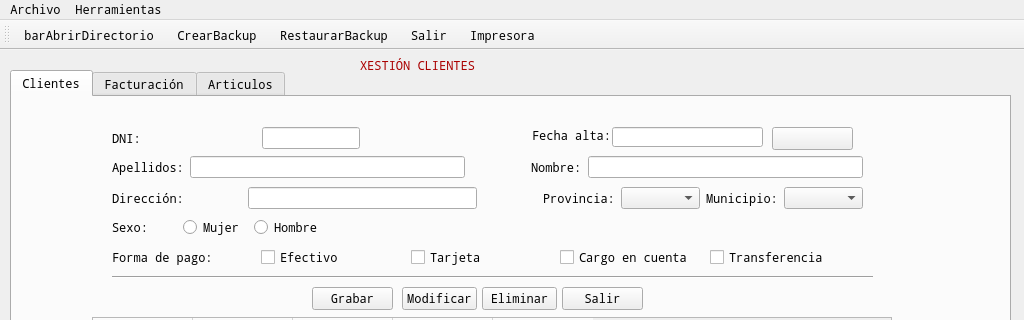
The window that window.ui (rulonunhez/nunezsantos) describes before a commit, drawn with Qt 5; both pictures show x 0 to 1024 and y 0 to 320 of the 1024 by 899 pixel window.
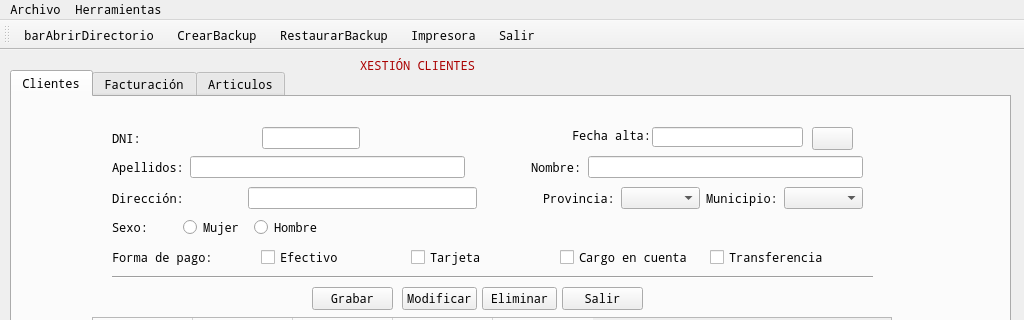
The same window after the commit. Icons and pictures are not drawn.

What changed in the file:
```diff
--- a/window.ui
+++ b/window.ui
@@ -576,9 +576,9 @@
      <widget class="QPushButton" name="btnCalendar">
       <property name="geometry">
        <rect>
-        <x>760</x>
+        <x>800</x>
         <y>30</y>
-        <width>81</width>
+        <width>41</width>
         <height>23</height>
        </rect>
       </property>
@@ -825,7 +825,7 @@
      <widget class="QLineEdit" name="txtFechaAlta">
       <property name="geometry">
        <rect>
-        <x>600</x>
+        <x>640</x>
         <y>30</y>
         <width>151</width>
         <height>20</height>
@@ -871,7 +871,7 @@
      <widget class="QLabel" name="lblFechaAlta">
       <property name="geometry">
        <rect>
-        <x>520</x>
+        <x>560</x>
         <y>30</y>
         <width>81</width>
         <height>16</height>
@@ -1046,8 +1046,8 @@
    <addaction name="actionbarAbrirDirectorio"/>
    <addaction name="actionbarCrearBackup"/>
    <addaction name="actionbarRestaurarBackup"/>
-   <addaction name="actionbarSalir"/>
    <addaction name="actionbarImpresora"/>
+   <addaction name="actionbarSalir"/>
   </widget>
   <action name="actionGuadar">
    <property name="text">
```
Left out of the diff: 25 changed lines with no effect on the pictures.
